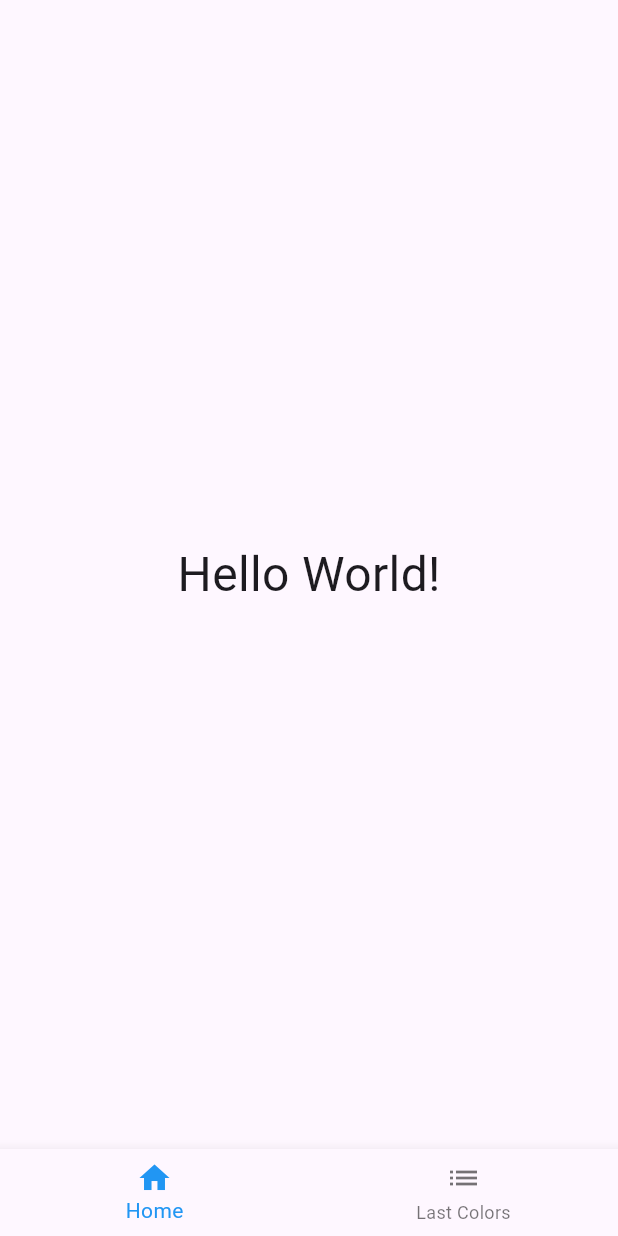
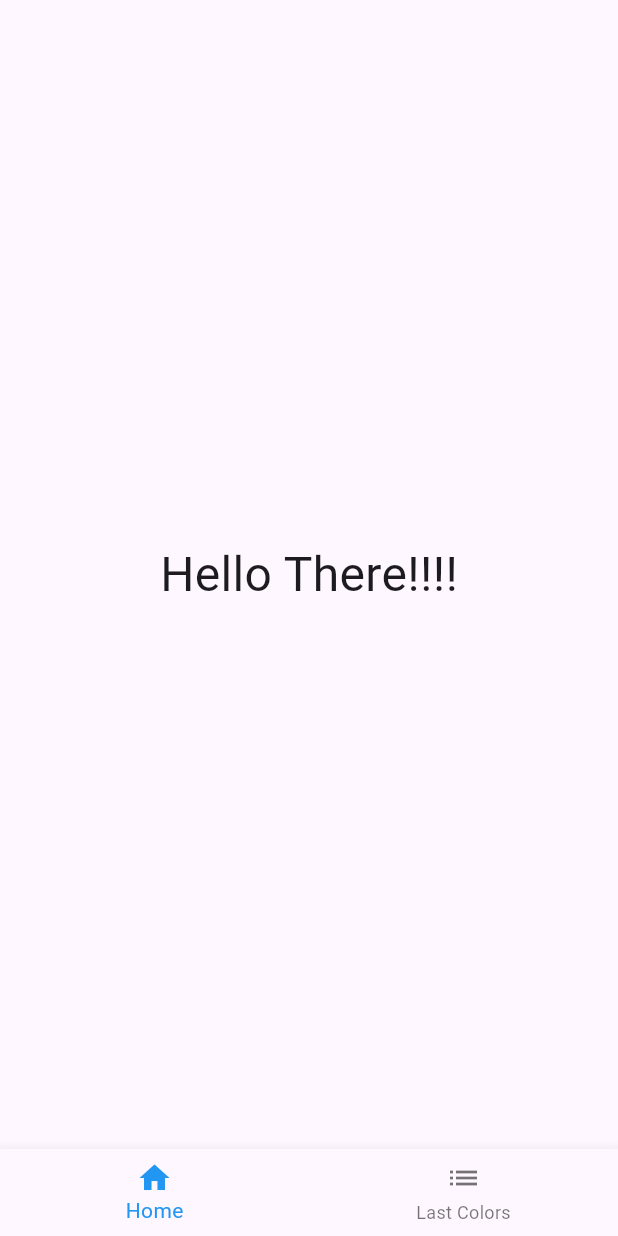
Before and after one commit to renanAC/solid_color_test, a Flutter app: the screen it shows after launch, on a phone screen of 412 x 824 dp. Run offline on Flutter 3.47's test engine with Material 3 defaults, Android fonts, the phone set to English and light mode, and no system bars; our stand-ins replace flutter_bloc.

Commit message:
Fixed string hello there

```diff
--- a/lib/feature/last_colors/presentation/last_colors_screen.dart
+++ b/lib/feature/last_colors/presentation/last_colors_screen.dart
@@ -2,7 +2,7 @@ import 'package:colors_flutter/feature/last_colors/presentation/store/last_color
 import 'package:flutter/material.dart';
 import 'package:flutter_bloc/flutter_bloc.dart';
 
-///  This widget is a Screen with all colors that was showed on the 'Hello Word'
+///  This widget is a Screen with all colors that was showed on the 'Hello There'
 ///  Should use this widget inside LastColorsProvider
 class LastColorsScreen extends StatelessWidget {
   /// LastColorsScreen constructor
--- a/lib/feature/random_colors/presentation/color_screen.dart
+++ b/lib/feature/random_colors/presentation/color_screen.dart
@@ -29,7 +29,7 @@ class _ColorScreenState extends State<ColorScreen> {
       onTap: updateColor,
       child: Center(
         child: Text(
-          'Hello World!',
+          'Hello There!!!!',
           style: TextStyle(color: randomColor, fontSize: 32),
         ),
       ),
```
